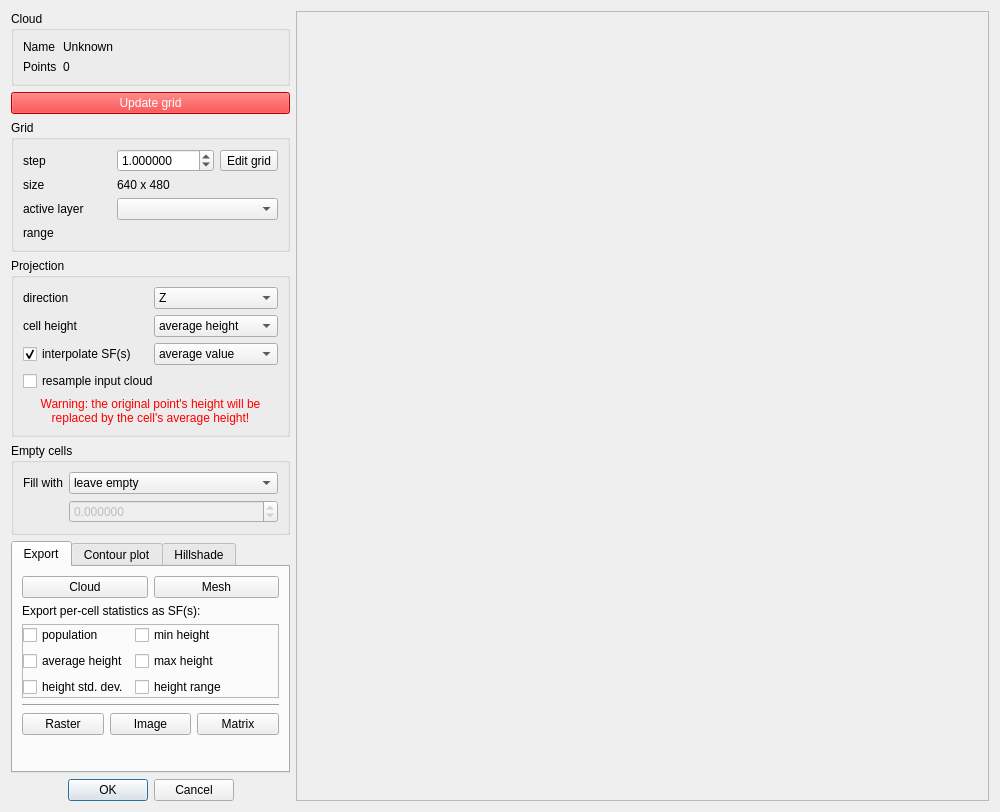
Old version of the form qCC/ui_templates/rasterizeDlg.ui in the repository CloudCompare/CloudCompare.
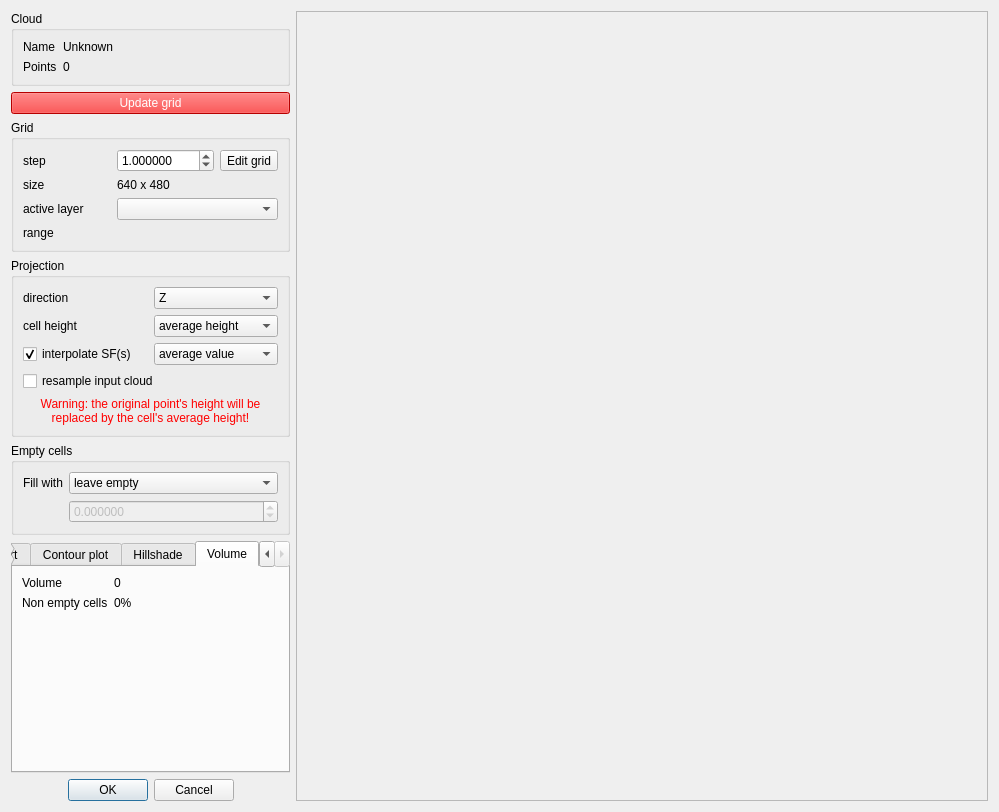
New version of the form. The open tabs and pages were chosen to show the change.

Commit message: Rasterize tool: a coarse estimation of the grid volume (relative to Z = 0) is now available in the 'volume' tab

```diff
--- a/qCC/ui_templates/rasterizeDlg.ui
+++ b/qCC/ui_templates/rasterizeDlg.ui
@@ -6,7 +6,7 @@
    <rect>
     <x>0</x>
     <y>0</y>
-    <width>1000</width>
+    <width>999</width>
     <height>760</height>
    </rect>
   </property>
@@ -858,6 +858,41 @@
           </item>
          </layout>
         </widget>
+        <widget class="QWidget" name="volumeTab">
+         <attribute name="title">
+          <string>Volume</string>
+         </attribute>
+         <layout class="QFormLayout" name="formLayout_6">
+          <item row="0" column="0">
+           <widget class="QLabel" name="label_19">
+            <property name="text">
+             <string>Volume</string>
+            </property>
+           </widget>
+          </item>
+          <item row="0" column="1">
+           <widget class="QLabel" name="volumeLabel">
+            <property name="text">
+             <string>0</string>
+            </property>
+           </widget>
+          </item>
+          <item row="1" column="0">
+           <widget class="QLabel" name="label_20">
+            <property name="text">
+             <string>Non empty cells</string>
+            </property>
+           </widget>
+          </item>
+          <item row="1" column="1">
+           <widget class="QLabel" name="filledCellsPercentageLabel">
+            <property name="text">
+             <string>0%</string>
+            </property>
+           </widget>
+          </item>
+         </layout>
+        </widget>
        </widget>
       </item>
       <item>
```
The commit also changes 2 other files.
